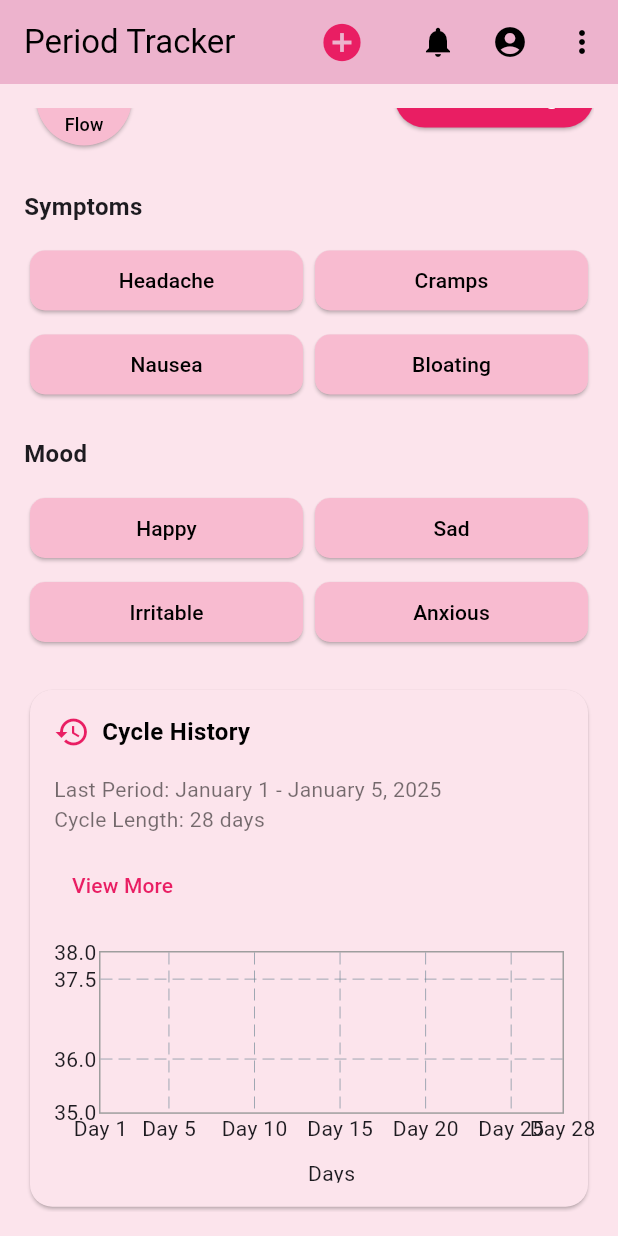
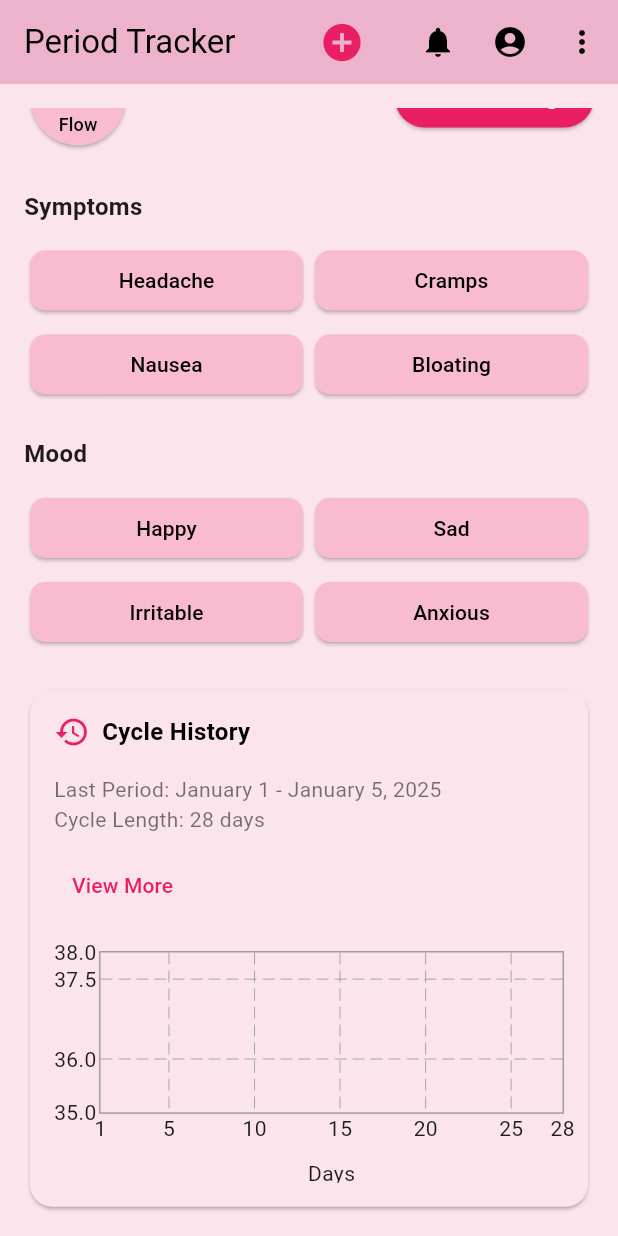
Before and after one commit to Alubisia-1/period-app, a Flutter app: the screen it shows after launch, scrolled down 291 dp, on a phone screen of 412 x 824 dp. Run offline on Flutter 3.47's test engine with Material 3 defaults, Android fonts, the phone set to English and light mode, and no system bars; drawn by our look-alikes of fl_chart; our stand-ins replace flutter_local_notifications, shared_preferences, sqflite, sqflite_common_ffi, sqflite_common_ffi_web, table_calendar and 1 more; missing offline and left inert: bluetooth_thermal_printer; accounts and stored records are empty.

Commit message:
analytics updates

```diff
--- a/lib/screens/home_screen.dart
+++ b/lib/screens/home_screen.dart
@@ -249,7 +249,7 @@ Widget _buildQuickLogSection(BuildContext context) => Column(
           children: [
             // Flow button on the far left with some padding
             Padding(
-              padding: const EdgeInsets.only(left: 8.0), // Adjust this value for more or less spacing
+              padding: const EdgeInsets.only(left: 4.0), // Adjust this value for more or less spacing
               child: _buildQuickLogButton(context, Icons.bloodtype, 'Flow'),
             ),
             // View Full Log button on the right without taking extra space
@@ -880,7 +880,7 @@ void _logMood(BuildContext context, String mood) async {
               sideTitles: SideTitles(
                 showTitles: true,
                 reservedSize: 30,
-                getTitlesWidget: (value, meta) => Text('Day ${value.toInt()}', style: TextStyle(fontFamily: 'Roboto')),
+                getTitlesWidget: (value, meta) => Text(value.toInt().toString(), style: TextStyle(fontFamily: 'Roboto')),
               ),
             ),
             leftTitles: AxisTitles(
```
Also changed, not shown: lib/services/database_service.dart (+4 -4 lines).
